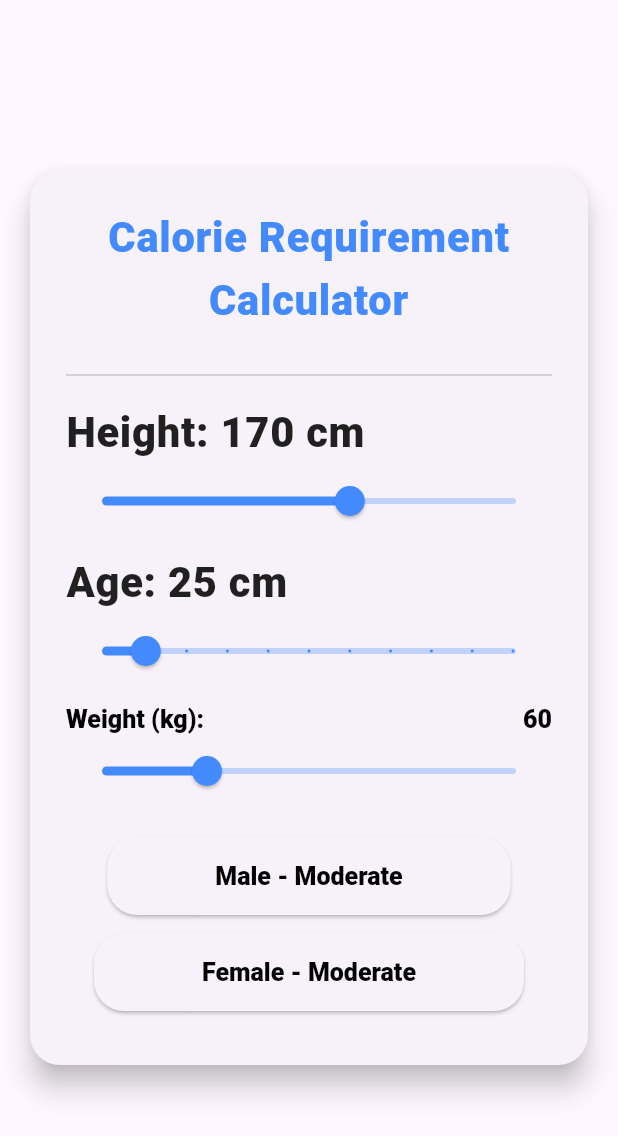
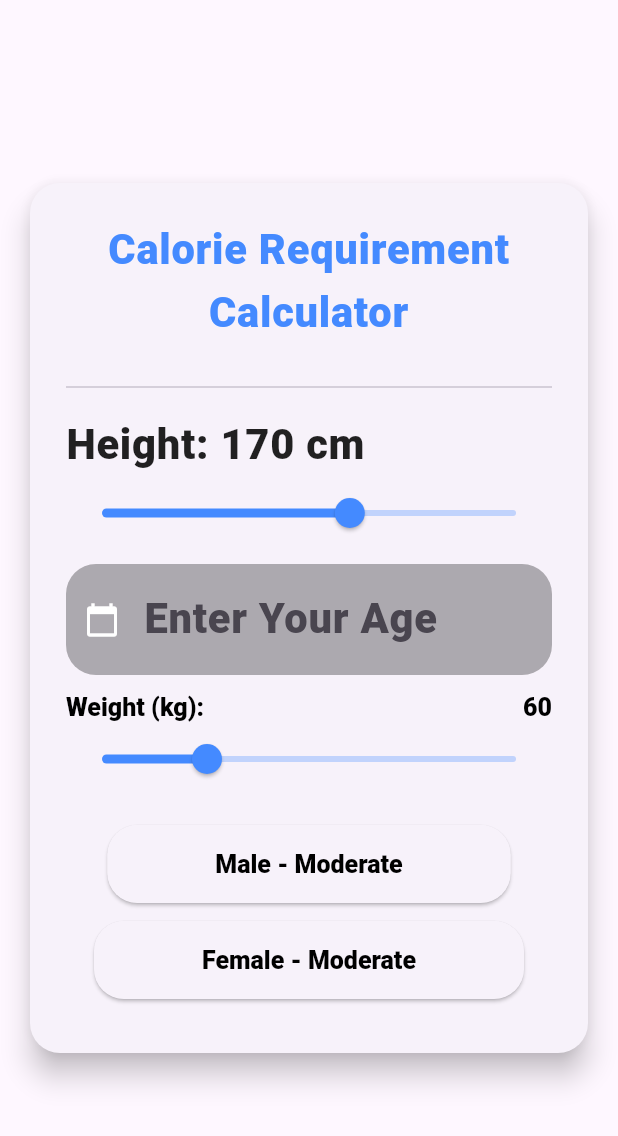
Before and after one commit to MuhammadAqeel1209/Flutter_Project_University, a Flutter app: the CalorieRequirementCalculator widget shown alone on an empty page, opened directly, on a phone screen of 412 x 824 dp. Shown: the top 1136 px of the screen. Run offline on Flutter 3.47's test engine with Material 3 defaults, Android fonts, the phone set to English and light mode, and no system bars; our stand-ins replace cloud_firestore, firebase_auth, firebase_core, font_awesome_flutter, google_fonts; accounts and stored records are empty.

Commit message:
some mistake covers

```diff
--- a/gym_app/lib/auth_service.dart
+++ b/gym_app/lib/auth_service.dart
@@ -5,8 +5,8 @@ class AuthService {
   final _auth = FirebaseAuth.instance;
 
   bool _isAlphanumeric(String password) {
-    final alphanumericRegex = RegExp(r'^[a-zA-Z0-9]+$');
-    return alphanumericRegex.hasMatch(password);
+    final passwordRegex = RegExp(r'^(?=.*[a-zA-Z])(?=.*[0-9])(?=.*[!@#$%^&*(),.?":{}|<>]).+$');
+    return passwordRegex.hasMatch(password);
   }
 
   /// Create a new user with email and password
--- a/gym_app/lib/calorierequirementcalculator.dart
+++ b/gym_app/lib/calorierequirementcalculator.dart
@@ -1,6 +1,6 @@
 import 'package:flutter/material.dart';
 import 'package:gym_app/slider.dart';
-
+import 'package:gym_app/text_field.dart';
 import 'button.dart';
 
 class CalorieRequirementCalculator extends StatefulWidget {
@@ -15,10 +15,23 @@ class _CalorieRequirementCalculatorState
     extends State<CalorieRequirementCalculator> {
   double weight = 60; // Default weight
   double height = 170; // Default height
-  double age = 25; // Default age
+  final TextEditingController ageController = TextEditingController();
   double? calorieRequirement;
 
+  /// Calculate Calorie Requirement Based on Gender and Activity Factor
   void calculateCalories(String gender, double activityFactor) {
+    final ageText = ageController.text;
+
+    // Validate age input
+    if (ageText.isEmpty || double.tryParse(ageText) == null) {
+      ScaffoldMessenger.of(context).showSnackBar(
+        const SnackBar(content: Text("Please enter a valid age")),
+      );
+      return;
+    }
+
+    double age = double.parse(ageText);
+
     double bmr;
     if (gender == 'male') {
       bmr = 88.362 + (13.397 * weight) + (4.799 * height) - (5.677 * age);
@@ -37,8 +50,9 @@ class _CalorieRequirementCalculatorState
       child: Padding(
         padding: const EdgeInsets.all(16.0),
         child: Card(
-          shape:
-              RoundedRectangleBorder(borderRadius: BorderRadius.circular(20)),
+          shape: RoundedRectangleBorder(
+            borderRadius: BorderRadius.circular(20),
+          ),
           elevation: 8,
           child: Padding(
             padding: const EdgeInsets.all(24.0),
@@ -46,8 +60,8 @@ class _CalorieRequirementCalculatorState
               mainAxisSize: MainAxisSize.min,
               children: [
                 Text(
+                  "Calorie Requirement Calculator",
                   textAlign: TextAlign.center,
-                  "Calorie Requirement Calculator",
                   style: Theme.of(context).textTheme.bodyLarge?.copyWith(
                         color: Colors.blueAccent,
                         fontWeight: FontWeight.bold,
@@ -71,16 +85,14 @@ class _CalorieRequirementCalculatorState
                 ),
                 const SizedBox(height: 10),
 
-                SliderInput(
-                  percentage: age,
-                  symbol: "cm",
-                  min: 20,
-                  max: 80,
-                  division: 10,
-                  label: "Age",
-                  onChanged: (value) => setState(() => age = value),
-                  activeColor: Colors.blueAccent,
-                  inactiveColor: Colors.blueAccent.withOpacity(0.3),
+                // Age Input
+                TextFieldInput(
+                  controller: ageController,
+                  hintText: "Enter Your Age",
+                  obscureText: false,
+                  prefixIcon: Icons.calendar_today,
+                  fillColor: Colors.black,
+                  keyboardType: TextInputType.number,
                 ),
                 const SizedBox(height: 10),
 
@@ -109,8 +121,8 @@ class _CalorieRequirementCalculatorState
                   inactiveColor: Colors.blueAccent.withOpacity(0.3),
                 ),
                 const SizedBox(height: 20),
+
                 // Male Button
-
                 CustomButton(
                   text: "Male - Moderate",
                   size: Theme.of(context).textTheme.headlineSmall!,
```
Also changed, not shown: gym_app/lib/login.dart (+1 -9 lines).
